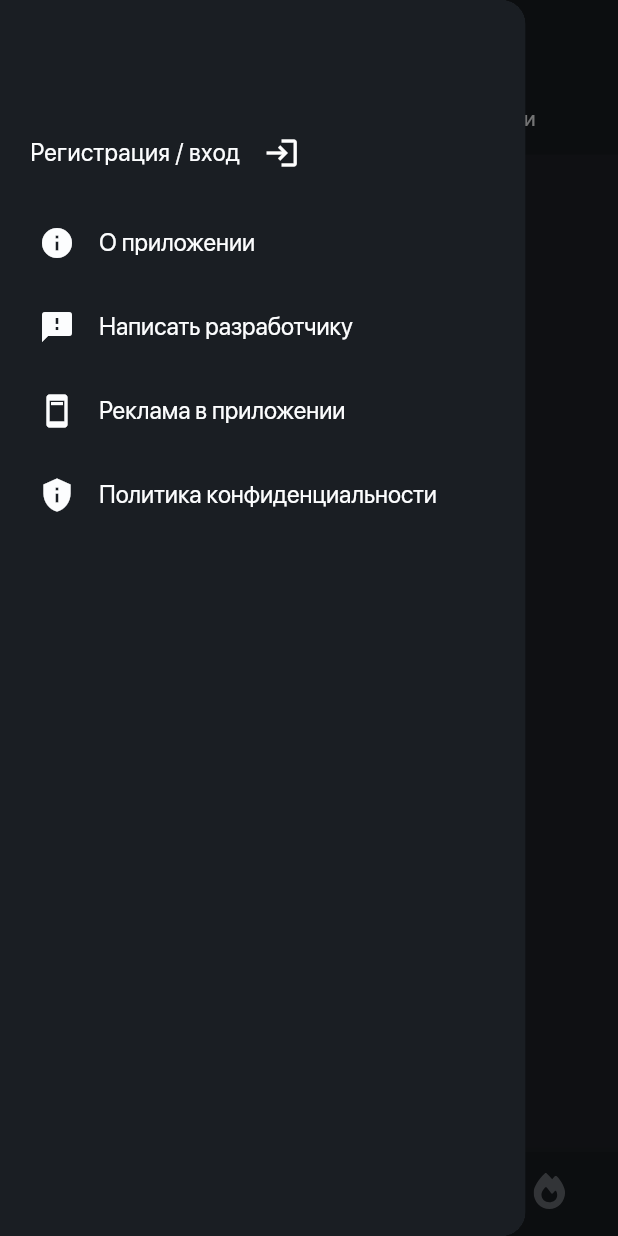
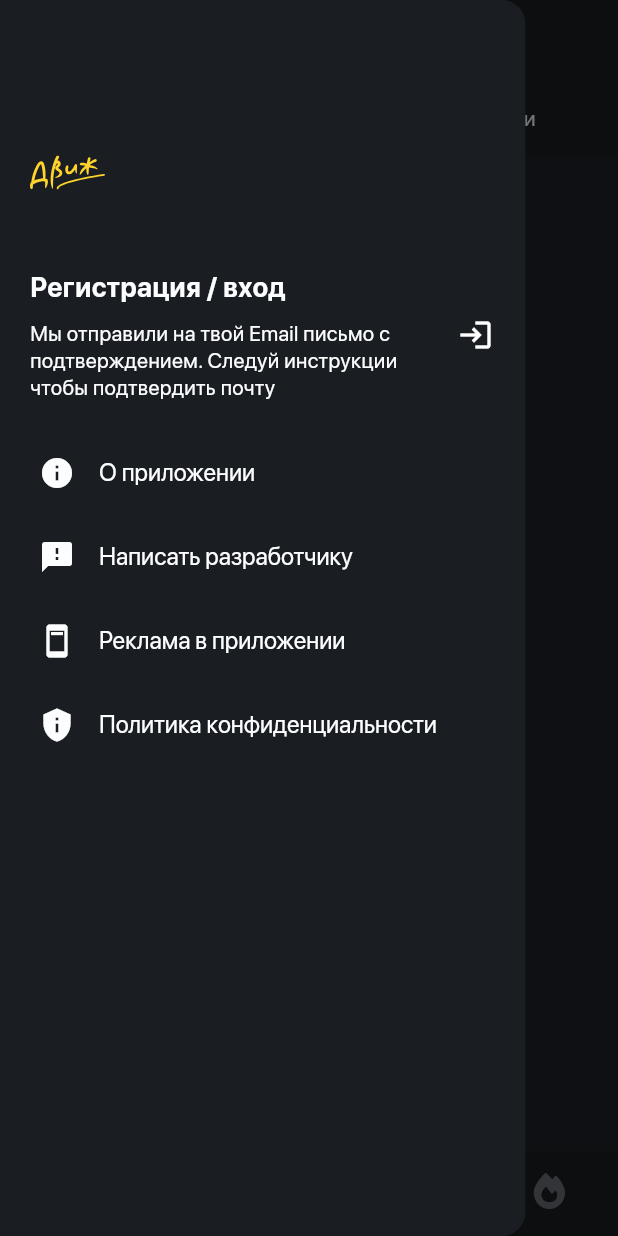
Before and after one commit to McAr0v/dvij_flutter, a Flutter app: the screen it shows after launch, with the side drawer open, on a phone screen of 412 x 824 dp. Run offline on Flutter 3.47's test engine with Material 3 defaults, Android fonts, the phone set to English and light mode, and no system bars; our stand-ins replace firebase_auth, firebase_core, flutter_svg; accounts and stored records are empty; project files that could hold a hidden picture were left out.

Commit message:
Finish to create Profile Info in drawer

```diff
--- /dev/null
+++ b/devtools_options.yaml
@@ -0,0 +1 @@
+extensions:
--- /dev/null
+++ b/lib/elements/logo_view.dart
@@ -0,0 +1,29 @@
+import 'package:flutter/material.dart';
+
+import '../navigation/custom_bottom_navigation_bar.dart';
+import '../themes/app_colors.dart';
+
+class LogoView extends StatelessWidget {
+  final double width;
+  final double height;
+
+  LogoView({this.width = 50.0, this.height = 50.0});
+
+  @override
+  Widget build(BuildContext context) {
+    return Container(
+      padding: EdgeInsets.fromLTRB(10.0, 20.0, 20.0, 20.0),
+      child: Column(
+        crossAxisAlignment: CrossAxisAlignment.start,
+        children: [
+          SvgIcon(
+            assetPath: 'assets/logo.svg',
+            width: width,
+            height: height,
+            color: AppColors.brandColor,
+          ),
+        ],
+      ),
+    );
+  }
+}
--- /dev/null
+++ b/lib/elements/profile_drawer_elements/profile_element_headline_desc.dart
@@ -0,0 +1,57 @@
+import 'package:flutter/material.dart';
+
+class ProfileElementHeadlineDesc extends StatelessWidget {
+  final double widthPercentage;
+  final String headline;
+  final String description;
+  final Icon icon;
+
+  ProfileElementHeadlineDesc({this.widthPercentage = 0.7, this.headline = '', this.description = '', this.icon = const Icon (Icons.edit)});
+
+  @override
+  Widget build(BuildContext context) {
+    return Container(
+      width: MediaQuery.of(context).size.width * widthPercentage,
+      child: Row(
+        mainAxisAlignment: MainAxisAlignment.spaceBetween,
+        children: [
+          Row(
+            children: [
+              Column(
+                crossAxisAlignment: CrossAxisAlignment.start,
+                children: [
+
+                  Container(
+                    width: MediaQuery.of(context).size.width * 0.6,
+                    child: Text(
+                      softWrap: true,
+                      headline,
+                      style: TextStyle(fontSize: 18.0, fontWeight: FontWeight.bold),
+                    ),
+                  ),
+
+                  SizedBox(height: 10.0),
+
+                  Container(
+                    width: MediaQuery.of(context).size.width * 0.6,
+                    child: Text(
+                      softWrap: true,
+                      description,
+                      style: TextStyle(fontSize: 14.0),
+                    ),
+                  ),
+
+                ],
+              ),
+
+              SizedBox(width: 15.0),
+            ],
+          ),
+
+          icon,
+
+        ],
+      )
+    );
+  }
+}
--- /dev/null
+++ b/lib/elements/profile_drawer_elements/profile_element_logged_user.dart
@@ -0,0 +1,53 @@
+import 'package:flutter/cupertino.dart';
+import 'package:flutter/material.dart';
+
+class ProfileElementLoggedUser extends StatelessWidget {
+  final String imageUrl; // Передаваемая переменная
+  final String name; // Передаваемая переменная
+  final String email; // Передаваемая переменная
+  final double widthPercentage;
+
+  ProfileElementLoggedUser({this.imageUrl = '', this.name = '', this.email = '', this.widthPercentage = 0.75});
+
+  @override
+  Widget build(BuildContext context) {
+    return Container(
+      width: MediaQuery.of(context).size.width * widthPercentage,
+      child:Row(
+        mainAxisAlignment: MainAxisAlignment.spaceBetween,
+        children: [
+          Row(
+            children: [
+              CircleAvatar(
+                radius: 30,
+                backgroundImage: NetworkImage(imageUrl),
+              ),
+
+              SizedBox(width: 15.0),
+
+              Column(
+                crossAxisAlignment: CrossAxisAlignment.start,
+                children: [
+                  Text(
+                    name,
+                    style: TextStyle(fontSize: 18.0, fontWeight: FontWeight.bold),
+                  ),
+                  Text(
+                    email,
+                    style: TextStyle(fontSize: 14.0),
+                  ),
+                ],
+              ),
+
+              SizedBox(width: 15.0),
+            ],
+          ),
+
+          Icon(Icons.edit),
+
+        ],
+      ) ,
+
+    );
+  }
+}
--- a/lib/navigation/custom_drawer.dart
+++ b/lib/navigation/custom_drawer.dart
@@ -1,5 +1,5 @@
+import 'package:dvij_flutter/elements/logo_view.dart';
 import 'package:dvij_flutter/navigation/profile_box_in_drawer.dart';
-import 'package:firebase_auth/firebase_auth.dart';
 import 'package:flutter/material.dart';
 import 'package:dvij_flutter/themes/app_colors.dart';
 import 'package:dvij_flutter/screens/otherPages/about_app_page.dart';
@@ -12,8 +12,6 @@ import 'package:dvij_flutter/screens/otherPages/privacy_policy_page.dart';
 
 class CustomDrawer extends StatelessWidget {
   CustomDrawer({super.key});
-
-  final FirebaseAuth _auth = FirebaseAuth.instance;
 
   @override
   Widget build(BuildContext context) {
@@ -33,7 +31,14 @@ class CustomDrawer extends StatelessWidget {
           //padding: EdgeInsets.all(5.0),
           padding: EdgeInsets.fromLTRB(5.0, 20.0, 5.0, 5.0),
           children: [
+
+            // Отдельный виджет логотипа
+            LogoView(),
+
+            // Отдельный виджет отображения профиля в Drawer
             ProfileBoxInDrawer(),
+
+            // Дополнительные страницы - О приложении, написать разработчику и тд.
 
             ListTile(
               leading: Icon(Icons.info),
@@ -57,6 +62,7 @@ class CustomDrawer extends StatelessWidget {
                 );
               },
             ),
+
             ListTile(
               leading: Icon(Icons.ad_units),
               title: Text('Реклама в приложении'),
@@ -68,6 +74,7 @@ class CustomDrawer extends StatelessWidget {
                 );
               },
             ),
+
             ListTile(
               leading: Icon(Icons.privacy_tip),
               title: Text('Политика конфиденциальности'),
--- a/lib/navigation/profile_box_in_drawer.dart
+++ b/lib/navigation/profile_box_in_drawer.dart
@@ -1,3 +1,5 @@
+import 'package:dvij_flutter/elements/profile_drawer_elements/profile_element_headline_desc.dart';
+import 'package:dvij_flutter/elements/profile_drawer_elements/profile_element_logged_user.dart';
 import 'package:firebase_auth/firebase_auth.dart';
 import 'package:flutter/material.dart';
 
@@ -5,6 +7,8 @@ import '../screens/profile/profile_page.dart';
 import 'custom_nav_containter.dart';
 
 class ProfileBoxInDrawer extends StatefulWidget {
+  const ProfileBoxInDrawer({super.key});
+
   @override
   _ProfileBoxInDrawerState createState() => _ProfileBoxInDrawerState();
 }
@@ -36,23 +40,12 @@ class _ProfileBoxInDrawerState extends State<ProfileBoxInDrawer> {
 
     return GestureDetector(
       onTap: () {
-        if (_user != null && _isEmailVerified) {
         // Переход на страницу профиля
         Navigator.pushNamedAndRemoveUntil(
           context,
           '/Profile', // Название маршрута, которое вы задаете в MaterialApp
               (route) => false,
         );
-        } else if (_user == null) {
-          // Переход на страницу профиля
-          Navigator.pushNamedAndRemoveUntil(
-            context,
-            '/Profile', // Название маршрута, которое вы задаете в MaterialApp
-                (route) => false,
-          );
-        }
-
-
       },
       child: Container(
         width: double.infinity,
@@ -61,62 +54,32 @@ class _ProfileBoxInDrawerState extends State<ProfileBoxInDrawer> {
           mainAxisAlignment: MainAxisAlignment.spaceBetween,
           children: [
             if (_user != null && _isEmailVerified)
-              Container(
-                width: MediaQuery.of(context).size.width * drawerWidthPercentage,
-                child:Row(
-                  mainAxisAlignment: MainAxisAlignment.spaceBetween,
-                  children: [
-                    Row(
-                      children: [
-                        CircleAvatar(
-                          radius: 30,
-                          backgroundImage: NetworkImage(_user!.photoURL ?? ''),
-                        ),
-                        SizedBox(width: 15.0),
 
-                        Column(
-
-                          crossAxisAlignment: CrossAxisAlignment.start,
-                          children: [
-                            Text(
-                              //_user!.displayName ?? '',
-                              'Имя и фамилия',
-                              style: TextStyle(fontSize: 18.0, fontWeight: FontWeight.bold),
-                            ),
-                            Text(
-                              _user!.email ?? '',
-                              style: TextStyle(fontSize: 14.0),
-                            ),
-                          ],
-                        ),
-
-                        SizedBox(width: 15.0),
-                      ],
-                    ),
-
-                    Icon(Icons.edit),
-
-                  ],
-                ) ,
-
+              ProfileElementLoggedUser(
+                imageUrl: _user!.photoURL ?? '',
+                name: _user!.displayName ?? '',
+                email: _user!.email ?? '',
+                widthPercentage: drawerWidthPercentage,
               )
 
             else if (_user != null && !_isEmailVerified)
-              Text(
-                'Для успешного завершения регистрации подтвердите свою почту',
-                style: TextStyle(fontSize: 14.0),
+
+              ProfileElementHeadlineDesc(
+                widthPercentage: drawerWidthPercentage,
+                headline: 'Подтвердите почту',
+                description: 'Мы отправили на твой Email письмо с подтверждением. Следуй инструкции чтобы подтвердить почту',
+                icon: const Icon(Icons.warning)
               )
+
             else
-              Row(
-                children: [
-                  Text(
-                    'Регистрация / вход',
-                    style: TextStyle(fontSize: 16.0),
-                  ),
-                  SizedBox(width: 16.0),
-                  Icon(Icons.login),
-                ],
-              ),
+
+              ProfileElementHeadlineDesc(
+                  widthPercentage: drawerWidthPercentage,
+                  headline: 'Регистрация / вход',
+                  description: 'Мы отправили на твой Email письмо с подтверждением. Следуй инструкции чтобы подтвердить почту',
+                  icon: const Icon(Icons.login),
+              )
+
           ],
         ),
       ),
```
Also changed, not shown: assets/logo.svg (added). Lines whose indentation alone changed are shown as unchanged.
